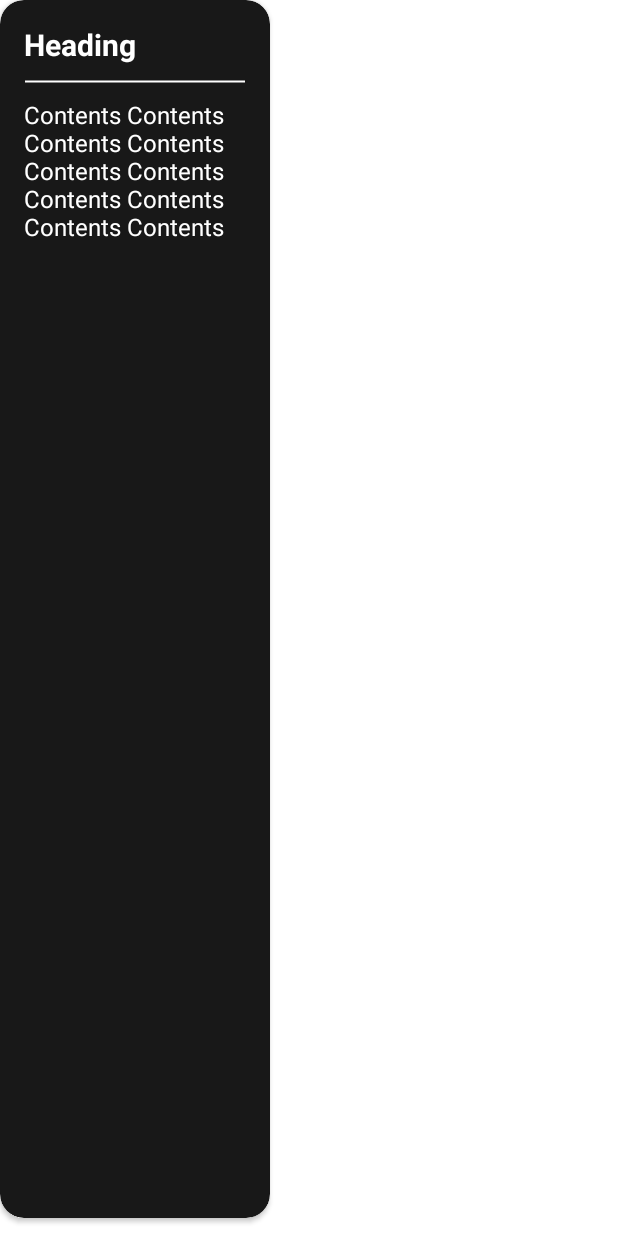
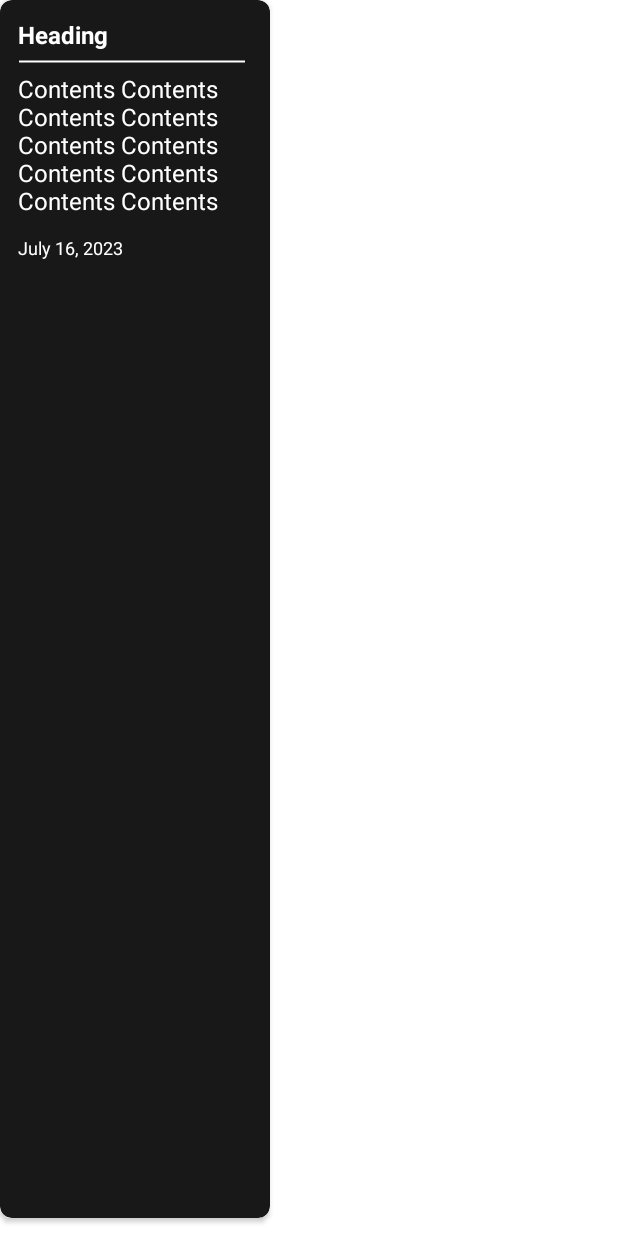
Before and after one commit to SuMyatThinzar/NoteApp, an Android app: the layout view_item_note.xml on its own in the app's theme, with its tools: preview values and no code run, on a phone screen of 412 x 824 dp. Run offline under Robolectric (Android 15) with nearby library versions, the phone set to English and light mode, and no system bars.

Commit message:
Added StaggeredGridLayout and Date

```diff
--- a/app/src/main/java/com/smtz/note/activities/CreateNoteActivity.kt
+++ b/app/src/main/java/com/smtz/note/activities/CreateNoteActivity.kt
@@ -9,6 +9,7 @@ import android.text.TextWatcher
 import android.view.View
 import android.view.inputmethod.InputMethodManager
 import android.widget.EditText
+import android.widget.Toast
 import androidx.appcompat.app.AppCompatActivity
 import androidx.lifecycle.ViewModelProvider
 import com.google.android.material.snackbar.Snackbar
@@ -79,9 +80,9 @@ class CreateNoteActivity : AppCompatActivity(), CreateNoteView {
 
         binding.btnDone.setOnClickListener {
             if (mNote == null) {
-                mPresenter.onTapDone(binding.etTitle.text.toString(), binding.etText.text.toString(), 0L)
+                mPresenter.onTapDone(binding.etTitle.text.toString(), binding.etText.text.toString(), 0L, "")
             } else {
-                mPresenter.onTapDone(binding.etTitle.text.toString(), binding.etText.text.toString(), mNote!!.id)
+                mPresenter.onTapDone(binding.etTitle.text.toString(), binding.etText.text.toString(), mNote!!.id, mNote!!.date?:"")
             }
 
             imm.hideSoftInputFromWindow(window.decorView.windowToken, 0)
@@ -117,5 +118,6 @@ class CreateNoteActivity : AppCompatActivity(), CreateNoteView {
 
     override fun showError(message: String) {
         Snackbar.make(window.decorView, message, Snackbar.LENGTH_LONG).show()
+        Toast.makeText(applicationContext, message, Toast.LENGTH_LONG).show()
     }
 }
--- a/app/src/main/java/com/smtz/note/activities/HomeActivity.kt
+++ b/app/src/main/java/com/smtz/note/activities/HomeActivity.kt
@@ -10,6 +10,7 @@ import androidx.appcompat.app.AppCompatActivity
 import androidx.core.content.ContextCompat
 import androidx.lifecycle.ViewModelProvider
 import androidx.recyclerview.widget.GridLayoutManager
+import androidx.recyclerview.widget.StaggeredGridLayoutManager
 import com.google.android.material.appbar.AppBarLayout
 import com.google.android.material.snackbar.Snackbar
 import com.smtz.note.adapters.NoteAdapter
@@ -70,8 +71,7 @@ class HomeActivity : AppCompatActivity(), HomeView {
         binding.rvNoteList.apply {
             mNoteAdapter = NoteAdapter(mPresenter)
             adapter = mNoteAdapter
-            layoutManager =
-                GridLayoutManager(applicationContext, 2, GridLayoutManager.VERTICAL, false)
+            layoutManager = StaggeredGridLayoutManager(2, LinearLayout.VERTICAL)
 
         }
     }
--- a/app/src/main/java/com/smtz/note/persistence/NoteDatabase.kt
+++ b/app/src/main/java/com/smtz/note/persistence/NoteDatabase.kt
@@ -8,7 +8,7 @@ import com.smtz.note.data.vos.NoteVO
 import com.smtz.note.persistence.daos.NoteDao
 
 // 1. Entity 2. Dao 3. Database
-@Database(entities = [NoteVO::class], version = 3, exportSchema = false)
+@Database(entities = [NoteVO::class], version = 6, exportSchema = false)
 abstract class NoteDatabase : RoomDatabase() {
 
     companion object{
--- a/app/src/main/java/com/smtz/note/presenters/CreateNotePresenter.kt
+++ b/app/src/main/java/com/smtz/note/presenters/CreateNotePresenter.kt
@@ -5,5 +5,5 @@ import com.smtz.note.views.CreateNoteView
 
 interface CreateNotePresenter : BasePresenter<CreateNoteView> {
     fun onUiReady(owner: LifecycleOwner, id: Long)
-    fun onTapDone(title: String, content: String, id: Long)
+    fun onTapDone(title: String, content: String, id: Long, date: String)
 }
--- a/app/src/main/java/com/smtz/note/utils/ConstUtils.kt
+++ b/app/src/main/java/com/smtz/note/utils/ConstUtils.kt
@@ -5,5 +5,7 @@ import com.smtz.note.data.vos.NoteVO
 
 const val SELECTED_ITEM_SCALE = 0.9f
 
+val MONTHS_ARRAY = mapOf<String, Int>("Jan" to 1, "Feb" to 2, "Mar" to 3, "Apr" to 4, "May" to 5, "Jun" to 6, "Jul" to 7, "Aug" to 8, "Sep" to 9, "Oct" to 10, "Nov" to 11, "Dec" to 12)
+
 //var noteList: MutableLiveData<List<NoteVO>> = MutableLiveData<List<NoteVO>>()
 var mNoteList: List<NoteVO> = listOf()   // changes တွေအကုန် ဒီ copy ထားတဲ့ list ထဲကဟာကိုပဲ change just for one time active
--- a/app/src/main/java/com/smtz/note/viewholders/NoteViewHolder.kt
+++ b/app/src/main/java/com/smtz/note/viewholders/NoteViewHolder.kt
@@ -9,6 +9,7 @@ import com.smtz.note.R
 import com.smtz.note.data.vos.NoteVO
 import com.smtz.note.databinding.ViewItemNoteBinding
 import com.smtz.note.delegates.NoteDelegate
+import com.smtz.note.utils.MONTHS_ARRAY
 import com.smtz.note.utils.SELECTED_ITEM_SCALE
 import com.smtz.note.utils.mNoteList
 
@@ -18,6 +19,7 @@ class NoteViewHolder(private val binding: ViewItemNoteBinding, private val mDele
 
     init {
         binding.root.setOnClickListener {
+            // additional setting အတွက် select လုပ်ထားတဲ့ list
             var selectedNoteCount = 0
 
             mNoteList.forEach {
@@ -25,6 +27,7 @@ class NoteViewHolder(private val binding: ViewItemNoteBinding, private val mDele
                     selectedNoteCount++
                 }
             }
+            // LongClick to SingleClick
             when (selectedNoteCount) {
                 0 -> mDataVO?.let { mDelegate.onTapNote(it.id) }
                 else -> setListener()
@@ -54,6 +57,7 @@ class NoteViewHolder(private val binding: ViewItemNoteBinding, private val mDele
 
         binding.tvTitle.text = data.title
         binding.tvContent.text = data.content
+        binding.tvDate.text = data.date
 
         when (position % 6) {
             0 -> changeColor(R.color.pickBlue, true)
--- a/app/src/main/res/layout/activity_home.xml
+++ b/app/src/main/res/layout/activity_home.xml
@@ -55,7 +55,7 @@
         <androidx.cardview.widget.CardView
             android:layout_width="match_parent"
             android:layout_height="@dimen/search_bar_height"
-            android:layout_margin="@dimen/margin_medium_2"
+            android:layout_margin="@dimen/margin_medium"
             app:cardCornerRadius="@dimen/margin_large"
             app:cardElevation="0dp"
             app:cardBackgroundColor="@color/colorPrimaryDark">
@@ -75,7 +75,8 @@
             android:id="@+id/rvNoteList"
             android:layout_width="match_parent"
             android:layout_height="wrap_content"
-            android:paddingStart="@dimen/margin_medium_2"
+            android:layout_marginTop="@dimen/margin_medium"
+            android:paddingStart="@dimen/margin_card_medium_2"
             android:clipToPadding="false"
             android:overScrollMode="never"/>
 
--- a/app/src/main/res/layout/view_item_note.xml
+++ b/app/src/main/res/layout/view_item_note.xml
@@ -3,10 +3,9 @@
     xmlns:app="http://schemas.android.com/apk/res-auto"
     android:layout_width="180dp"
     android:layout_height="wrap_content"
-    android:layout_marginEnd="@dimen/margin_medium_2"
     android:layout_marginBottom="@dimen/margin_card_medium_2"
     android:backgroundTint="@color/colorPrimary"
-    app:cardCornerRadius="@dimen/margin_medium_2">
+    app:cardCornerRadius="@dimen/margin_medium">
 
     <RelativeLayout
         android:layout_width="match_parent"
@@ -17,11 +16,11 @@
             android:id="@+id/tvTitle"
             android:layout_width="match_parent"
             android:layout_height="wrap_content"
-            android:padding="@dimen/margin_medium_2"
+            android:padding="@dimen/margin_card_medium_2"
             android:singleLine="true"
             android:text="Heading"
             android:textColor="@color/white"
-            android:textSize="@dimen/text_regular_3x"
+            android:textSize="@dimen/text_regular_2x"
             android:textStyle="bold" />
 
         <ImageView
@@ -31,7 +30,7 @@
             android:layout_below="@id/tvTitle"
             android:layout_marginTop="@dimen/margin_card_medium_n"
             android:layout_marginBottom="@dimen/margin_card_medium_n"
-            android:paddingStart="@dimen/margin_medium_2"
+            android:paddingStart="@dimen/margin_card_medium_2"
             android:paddingEnd="@dimen/margin_medium_2"
             android:src="@drawable/background_line_white" />
 
@@ -41,10 +40,23 @@
             android:layout_height="wrap_content"
             android:layout_below="@id/line"
             android:maxLines="5"
-            android:padding="@dimen/margin_medium_2"
+            android:padding="@dimen/margin_card_medium_2"
             android:text="Contents Contents Contents Contents Contents Contents Contents Contents Contents Contents Contents Contents Contents Contents Contents Contents Contents Contents Contents Contents Contents Contents Contents Contents Contents Contents Contents Contents Contents Contents "
             android:textColor="@color/white"
             android:textSize="@dimen/text_regular_2x" />
+
+        <TextView
+            android:id="@+id/tvDate"
+            android:layout_width="match_parent"
+            android:layout_height="wrap_content"
+            android:layout_below="@id/tvContent"
+            android:maxLines="5"
+            android:paddingStart="@dimen/margin_card_medium_2"
+            android:paddingEnd="@dimen/margin_medium_2"
+            android:paddingBottom="@dimen/margin_medium_2"
+            android:text="July 16, 2023"
+            android:textColor="@color/white"
+            android:textSize="@dimen/text_small" />
 
         <ImageView
             android:id="@+id/ivChecked"
```
Also changed, not shown: app/src/main/java/com/smtz/note/data/vos/NoteVO.kt (+6 -2 lines), app/src/main/java/com/smtz/note/presenters/CreateNotePresenterImpl.kt (+26 -6 lines).
